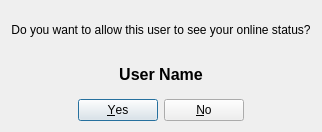
Before: the Qt Designer form plugins/jabber/asksubscribe.ui in xjohncz/saje, drawn with Qt 5.
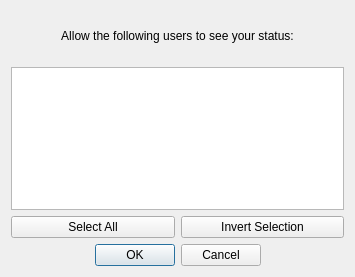
After: the same form once the commit is applied.

Diff of the .ui file:
```diff
--- a/plugins/jabber/asksubscribe.ui
+++ b/plugins/jabber/asksubscribe.ui
@@ -5,18 +5,24 @@
    <rect>
     <x>0</x>
     <y>0</y>
-    <width>315</width>
-    <height>132</height>
+    <width>355</width>
+    <height>277</height>
    </rect>
   </property>
   <property name="windowTitle" >
    <string>Subscription Request</string>
   </property>
-  <layout class="QVBoxLayout" name="verticalLayout" >
+  <layout class="QVBoxLayout" name="verticalLayout_2" >
    <item>
     <widget class="QLabel" name="label" >
+     <property name="minimumSize" >
+      <size>
+       <width>0</width>
+       <height>50</height>
+      </size>
+     </property>
      <property name="text" >
-      <string>Do you want to allow this user to see your online status?</string>
+      <string>Allow the following users to see your status:</string>
      </property>
      <property name="alignment" >
       <set>Qt::AlignCenter|Qt::AlignHCenter|Qt::AlignLeading|Qt::AlignLeft|Qt::AlignVCenter</set>
@@ -24,30 +30,38 @@
     </widget>
    </item>
    <item>
-    <widget class="QLabel" name="lblUser" >
-     <property name="font" >
-      <font>
-       <family>MS Shell Dlg 2</family>
-       <pointsize>12</pointsize>
-       <weight>75</weight>
-       <italic>false</italic>
-       <bold>true</bold>
-       <underline>false</underline>
-       <strikeout>false</strikeout>
-      </font>
-     </property>
-     <property name="text" >
-      <string>User Name</string>
-     </property>
-     <property name="alignment" >
-      <set>Qt::AlignCenter|Qt::AlignHCenter|Qt::AlignLeading|Qt::AlignLeft|Qt::AlignVCenter</set>
-     </property>
-    </widget>
+    <layout class="QVBoxLayout" name="verticalLayout" >
+     <item>
+      <widget class="QListWidget" name="lstUsers" >
+       <property name="selectionMode" >
+        <enum>QAbstractItemView::NoSelection</enum>
+       </property>
+      </widget>
+     </item>
+     <item>
+      <layout class="QHBoxLayout" name="horizontalLayout" >
+       <item>
+        <widget class="QPushButton" name="btnSelectAll" >
+         <property name="text" >
+          <string>Select All</string>
+         </property>
+        </widget>
+       </item>
+       <item>
+        <widget class="QPushButton" name="btnInvertSelection" >
+         <property name="text" >
+          <string>Invert Selection</string>
+         </property>
+        </widget>
+       </item>
+      </layout>
+     </item>
+    </layout>
    </item>
    <item>
     <widget class="QDialogButtonBox" name="buttonBox" >
      <property name="standardButtons" >
-      <set>QDialogButtonBox::No|QDialogButtonBox::Yes</set>
+      <set>QDialogButtonBox::Cancel|QDialogButtonBox::Ok</set>
      </property>
      <property name="centerButtons" >
       <bool>true</bool>
```
